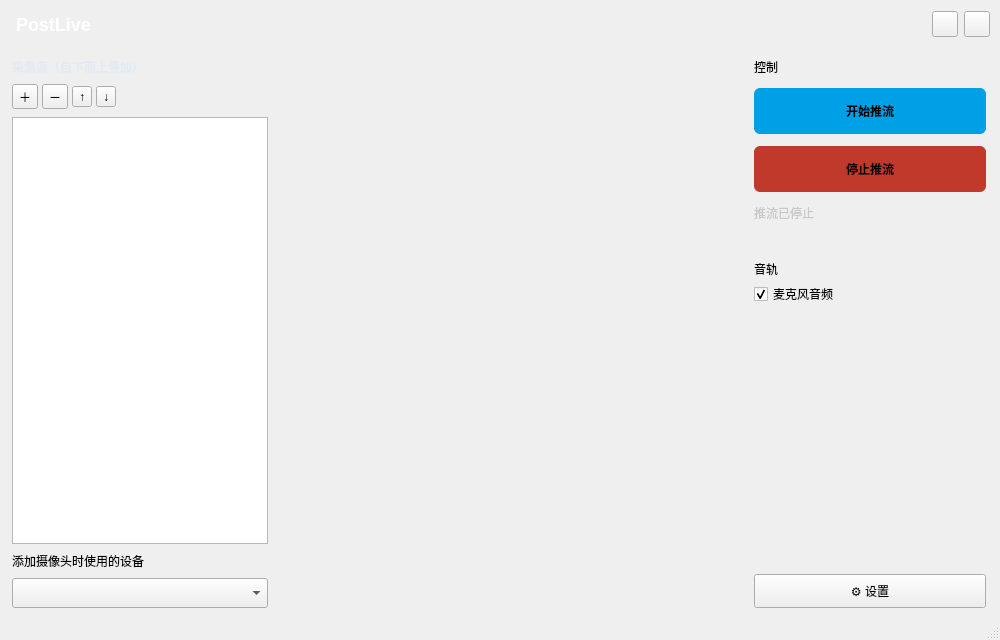
Before: the Qt Designer form src/app/LivePlatform.ui in ohto-ai/PostLive, drawn with Qt 5.
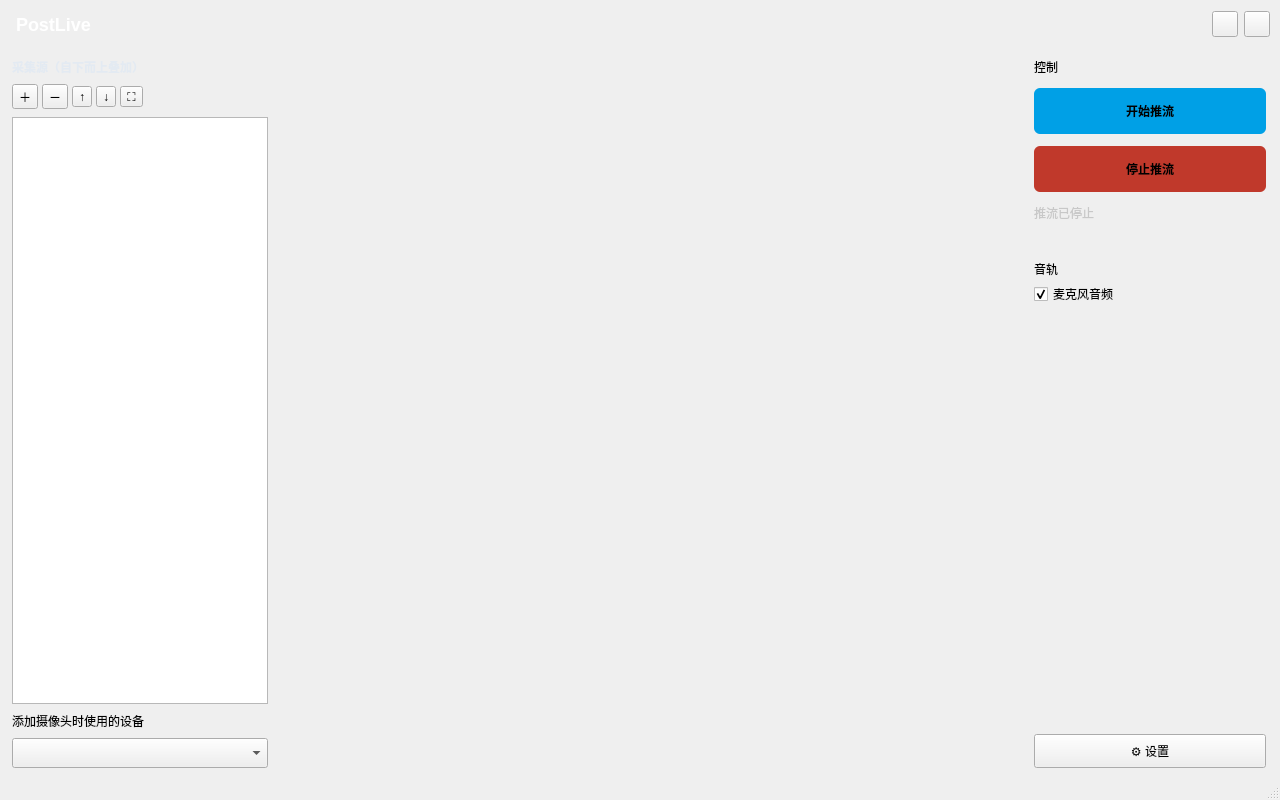
After: the same form once the commit is applied. Icons and pictures are not drawn.

Commit message: fix: aspect-locked canvas resize, larger window, DXGI robustness, list actions

What changed in the file:
```diff
--- a/src/app/LivePlatform.ui
+++ b/src/app/LivePlatform.ui
@@ -6,14 +6,14 @@
    <rect>
     <x>0</x>
     <y>0</y>
-    <width>1000</width>
-    <height>640</height>
+    <width>1280</width>
+    <height>800</height>
    </rect>
   </property>
   <property name="minimumSize">
    <size>
-    <width>860</width>
-    <height>540</height>
+    <width>1000</width>
+    <height>640</height>
    </size>
   </property>
   <property name="windowTitle">
@@ -329,6 +329,16 @@
            </property>
           </widget>
          </item>
+         <item>
+          <widget class="QToolButton" name="fitSourceToolButton">
+           <property name="toolTip">
+            <string>选中源适配画布</string>
+           </property>
+           <property name="text">
+            <string>⛶</string>
+           </property>
+          </widget>
+         </item>
          <item>
           <spacer name="sourceToolbarSpacer">
            <property name="orientation">
```
The commit also changes 6 other files.
